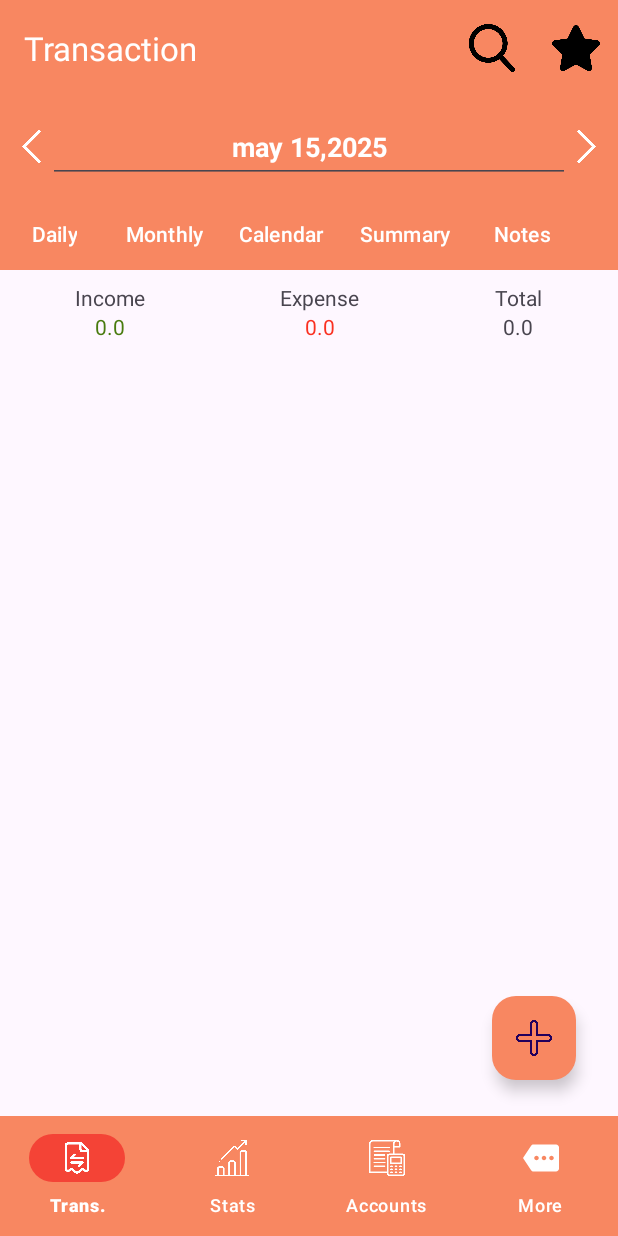
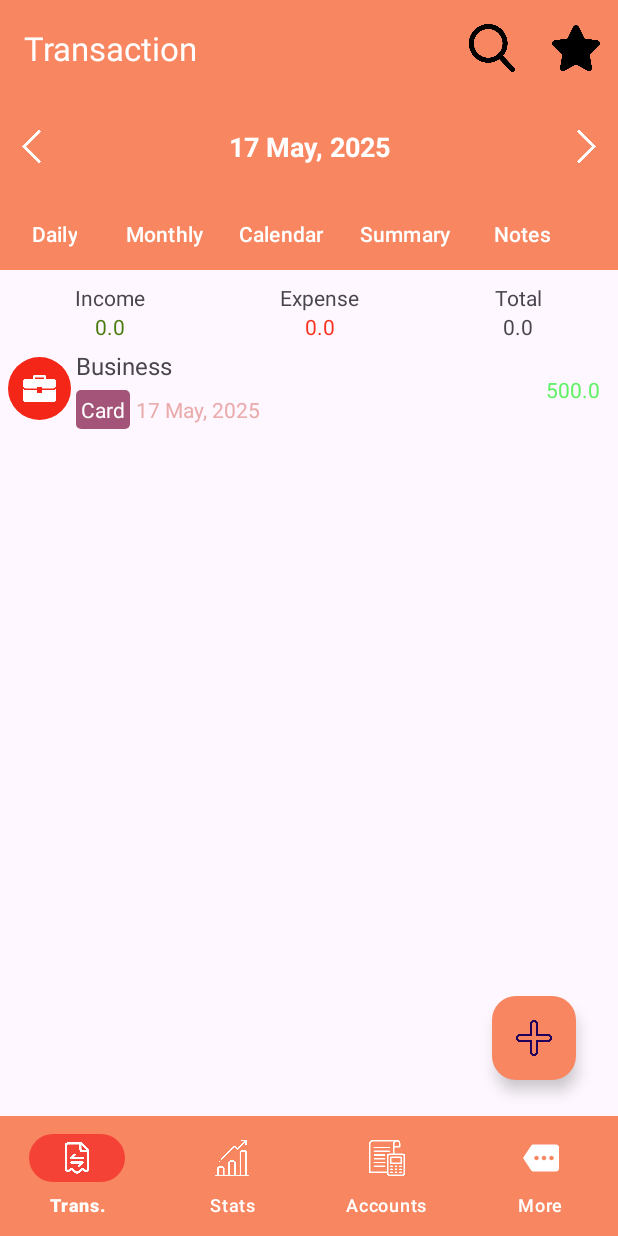
Before and after one commit to naikajsevak/ExpenseTracker, an Android app: the screen it shows after launch (MainActivity), on a phone screen of 412 x 824 dp. Run offline under Robolectric (Android 15) with nearby library versions, the phone set to English and light mode, and no system bars; Roboto replaces fonts that are not available here.

Commit message:
Initial commit

```diff
--- /dev/null
+++ b/app/src/main/java/com/example/expensetracker/adapters/TransactionsAdapter.java
@@ -0,0 +1,66 @@
+package com.example.expensetracker.adapters;
+
+import android.content.Context;
+import android.view.LayoutInflater;
+import android.view.View;
+import android.view.ViewGroup;
+
+import androidx.annotation.NonNull;
+import androidx.recyclerview.widget.RecyclerView;
+
+import com.example.expensetracker.R;
+import com.example.expensetracker.databinding.RowTransactionBinding;
+import com.example.expensetracker.models.Category;
+import com.example.expensetracker.models.Transaction;
+import com.example.expensetracker.utils.Constants;
+import com.example.expensetracker.utils.Helper;
+
+import java.util.ArrayList;
+
+public class TransactionsAdapter extends RecyclerView.Adapter<TransactionsAdapter.TransactionsViewHolder>{
+    private Context context;
+    private ArrayList<Transaction> transactionArrayList;
+    public TransactionsAdapter(Context context, ArrayList<Transaction> transactionArrayList)
+    {
+        this.context=context;
+        this.transactionArrayList=transactionArrayList;
+    }
+    @NonNull
+    @Override
+    public TransactionsViewHolder onCreateViewHolder(@NonNull ViewGroup parent, int viewType) {
+        return new TransactionsViewHolder(LayoutInflater.from(context).inflate(R.layout.row_transaction,parent,false));
+    }
+
+    @Override
+    public void onBindViewHolder(@NonNull TransactionsViewHolder holder, int position) {
+        Transaction transaction = transactionArrayList.get(position);
+        holder.binding.amt.setText(String.valueOf(transaction.getAmount()));
+        holder.binding.account.setText(transaction.getAccount());
+        holder.binding.transactionDate.setText(Helper.formateDate(transaction.getDate()));
+        holder.binding.transactionCategory.setText(transaction.getCategory());
+        Category transactionCategory = Constants.getCategoryDetails(transaction.getCategory());
+
+        holder.binding.transactionImage.setImageResource(transactionCategory.getCategoryIcon());
+        holder.binding.transactionImage.setBackgroundTintList(context.getColorStateList(transactionCategory.getCategoryColor()));
+        holder.binding.account.setBackgroundTintList(context.getColorStateList(Constants.getAccountColor(transaction.getAccount())));
+        if(transaction.getType().equals(Constants.INCOME)){
+            holder.binding.amt.setTextColor(context.getColor(R.color.green));
+        }
+        else if(transaction.getType().equals(Constants.EXPENSE)){
+            holder.binding.amt.setTextColor(context.getColor(R.color.red));
+        }
+    }
+
+    @Override
+    public int getItemCount() {
+        return transactionArrayList.size();
+    }
+
+    public class TransactionsViewHolder extends RecyclerView.ViewHolder {
+        RowTransactionBinding binding;
+        public TransactionsViewHolder(@NonNull View itemView) {
+            super(itemView);
+            binding = RowTransactionBinding.bind(itemView);
+        }
+    }
+}
--- /dev/null
+++ b/app/src/main/java/com/example/expensetracker/models/Transaction.java
@@ -0,0 +1,76 @@
+package com.example.expensetracker.models;
+
+import java.util.Date;
+
+public class Transaction {
+    private String type,category,account,note;
+    private Date date;
+    private double amount;
+    private long id;
+    public Transaction(){}
+    public Transaction(String type, String category, String account, String note, Date date, double amount, long id) {
+        this.type = type;
+        this.category = category;
+        this.account = account;
+        this.note = note;
+        this.date = date;
+        this.amount = amount;
+        this.id = id;
+    }
+
+    public String getType() {
+        return type;
+    }
+
+    public void setType(String type) {
+        this.type = type;
+    }
+
+    public String getCategory() {
+        return category;
+    }
+
+    public void setCategory(String category) {
+        this.category = category;
+    }
+
+    public String getAccount() {
+        return account;
+    }
+
+    public void setAccount(String account) {
+        this.account = account;
+    }
+
+    public String getNote() {
+        return note;
+    }
+
+    public void setNote(String note) {
+        this.note = note;
+    }
+
+    public Date getDate() {
+        return date;
+    }
+
+    public void setDate(Date date) {
+        this.date = date;
+    }
+
+    public double getAmount() {
+        return amount;
+    }
+
+    public void setAmount(double amount) {
+        this.amount = amount;
+    }
+
+    public long getId() {
+        return id;
+    }
+
+    public void setId(long id) {
+        this.id = id;
+    }
+}
--- /dev/null
+++ b/app/src/main/java/com/example/expensetracker/utils/Constants.java
@@ -0,0 +1,42 @@
+package com.example.expensetracker.utils;
+
+import com.example.expensetracker.R;
+import com.example.expensetracker.models.Category;
+
+import java.util.ArrayList;
+
+public class Constants {
+    public static final String INCOME="INCOME";
+    public static final String EXPENSE="EXPENSE";
+    public static ArrayList<Category> categories;
+
+    public static void setCategories(){
+        categories = new ArrayList<>();
+        categories.add(new Category("Salary", R.drawable.wages,R.color.category1));
+        categories.add(new Category("Business",R.drawable.briefcase,R.color.category2));
+        categories.add(new Category("Investment",R.drawable.bar_chart,R.color.category3));
+        categories.add(new Category("Loan",R.drawable.loan,R.color.category4));
+        categories.add(new Category("Rent",R.drawable.key,R.color.category5));
+        categories.add(new Category("Other",R.drawable.wallet,R.color.category6));
+    }
+    public static Category getCategoryDetails(String categoryName){
+        for (Category cat:categories) {
+            if (cat.getCategoryName().equals(categoryName)){
+                return cat;
+            }
+        }
+        return null;
+    }
+    public static int getAccountColor(String accountName){
+            switch (accountName){
+                case "Bank":
+                    return R.color.bank_color;
+                case "Cash":
+                    return R.color.cash_color;
+                case "Card":
+                    return R.color.card_color;
+                default:
+                    return R.color.default_color;
+        }
+    }
+}
--- /dev/null
+++ b/app/src/main/java/com/example/expensetracker/utils/Helper.java
@@ -0,0 +1,12 @@
+package com.example.expensetracker.utils;
+
+import java.text.SimpleDateFormat;
+import java.util.Date;
+
+public class Helper {
+    public static String formateDate(Date date){
+        SimpleDateFormat simpleDateFormat = new SimpleDateFormat("dd MMMM, YYYY");
+        return simpleDateFormat.format(date);
+    }
+
+}
--- a/app/src/main/java/com/example/expensetracker/views/activities/MainActivity.java
+++ b/app/src/main/java/com/example/expensetracker/views/activities/MainActivity.java
@@ -5,14 +5,25 @@ import android.view.Menu;
 
 
 import androidx.appcompat.app.AppCompatActivity;
+import androidx.recyclerview.widget.LinearLayoutManager;
 
 
 import com.example.expensetracker.R;
+import com.example.expensetracker.adapters.TransactionsAdapter;
 import com.example.expensetracker.databinding.ActivityMainBinding;
+import com.example.expensetracker.models.Transaction;
+import com.example.expensetracker.utils.Constants;
+import com.example.expensetracker.utils.Helper;
 import com.example.expensetracker.views.fragments.AddTransactionFragment;
+
+import java.text.SimpleDateFormat;
+import java.util.ArrayList;
+import java.util.Calendar;
+import java.util.Date;
 
 public class MainActivity extends AppCompatActivity {
     ActivityMainBinding binding;
+    Calendar calendar;
     @Override
     protected void onCreate(Bundle savedInstanceState) {
         super.onCreate(savedInstanceState);
@@ -20,13 +31,36 @@ public class MainActivity extends AppCompatActivity {
         setContentView(binding.getRoot());
         setSupportActionBar(binding.toolbar);
         getSupportActionBar().setTitle("Transaction");
+        Constants.setCategories();
+        calendar = Calendar.getInstance();
+        updateDate();
+        binding.next.setOnClickListener(view -> {
+            calendar.add(Calendar.DATE,1);
+            updateDate();
+        });
+        binding.back.setOnClickListener(view -> {
+            calendar.add(Calendar.DATE,-1);
+            updateDate();
+        });
         binding.floatingActionButton.setOnClickListener(view -> {
             AddTransactionFragment addTransactionFragment = new AddTransactionFragment();
             addTransactionFragment.show(getSupportFragmentManager(), addTransactionFragment.getTag());
         });
+        ArrayList<Transaction> transactionArrayList = new ArrayList<>();
+        transactionArrayList.add(new Transaction(Constants.INCOME,"Business","Card","Business related",new Date(),500,1));
+        TransactionsAdapter adapter = new TransactionsAdapter(this,transactionArrayList);
+        binding.transactionList.setLayoutManager(new LinearLayoutManager(this));
+        binding.transactionList.setAdapter(adapter);
+    }
+    void setUpDatabase()
+    {
+        Real
+    }
+    void updateDate()
+    {
+        binding.currentDate.setText(Helper.formateDate(calendar.getTime()));
 
     }
-
     @Override
     public boolean onCreateOptionsMenu(Menu menu) {
         getMenuInflater().inflate(R.menu.top_menu,menu);
--- a/app/src/main/res/layout/activity_main.xml
+++ b/app/src/main/res/layout/activity_main.xml
@@ -98,6 +98,7 @@
             android:layout_width="wrap_content"
             android:layout_height="wrap_content"
             android:layout_weight="1"
+            android:background="@android:color/transparent"
             android:ems="10"
             android:gravity="center"
             android:inputType="date"
--- a/app/src/main/res/values-night/themes.xml
+++ b/app/src/main/res/values-night/themes.xml
@@ -4,4 +4,8 @@
         <!-- Customize your dark theme here. -->
         <!-- <item name="colorPrimary">@color/my_dark_primary</item> -->
     </style>
+    <style name="Theme.ExpenseTracker.NoStatusBar">
+        <item name="android:windowFullscreen">true</item>
+        <item name="android:windowContentOverlay">@null</item>
+    </style>
 </resources>
--- a/app/src/main/res/values/colors.xml
+++ b/app/src/main/res/values/colors.xml
@@ -12,4 +12,9 @@
     <color name="category4">#2196F3</color>
     <color name="category5">#E91E63</color>
     <color name="category6">#877606</color>
+
+    <color name="bank_color">#A8004175</color>
+    <color name="cash_color">#A8007502</color>
+    <color name="card_color">#A8750033</color>
+    <color name="default_color">#A8004175</color>
 </resources>
--- a/app/src/main/res/values/themes.xml
+++ b/app/src/main/res/values/themes.xml
@@ -4,7 +4,10 @@
         <!-- Customize your light theme here. -->
         <!-- <item name="colorPrimary">@color/my_light_primary</item> -->
     </style>
-
+    <style name="Theme.ExpenseTracker.NoStatusBar">
+        <item name="android:windowFullscreen">true</item>
+        <item name="android:windowContentOverlay">@null</item>
+    </style>
     <style name="Theme.ExpenseTracker" parent="Base.Theme.ExpenseTracker" />
     <style name="App.CustomIndicator" parent="Widget.Material3.BottomNavigationView.ActiveIndicator">
         <item name="android:color">#F44336</item>
--- a/gradle/libs.versions.toml
+++ b/gradle/libs.versions.toml
@@ -1,5 +1,7 @@
 [versions]
 agp = "8.8.0"
+kotlin = "1.9.0"
+realm = "1.11.0"
 junit = "4.13.2"
 junitVersion = "1.2.1"
 espressoCore = "3.6.1"
@@ -19,3 +21,5 @@ constraintlayout = { group = "androidx.constraintlayout", name = "constraintlayo
 
 [plugins]
 android-application = { id = "com.android.application", version.ref = "agp" }
+kotlin-android = { id = "org.jetbrains.kotlin.android", version.ref = "kotlin" }
+realm-kotlin = { id = "io.realm.kotlin", version.ref = "realm" }
--- a/settings.gradle.kts
+++ b/settings.gradle.kts
@@ -10,6 +10,9 @@ pluginManagement {
         mavenCentral()
         gradlePluginPortal()
     }
+    plugins {
+        id("io.realm.kotlin") version "1.11.0"
+    }
 }
 dependencyResolutionManagement {
     repositories {
```
Also changed, not shown: app/build.gradle.kts (+11 -8 lines), app/src/main/java/com/example/expensetracker/views/fragments/AddTransactionFragment.java (+7 -12 lines), app/src/main/res/layout/row_accounts.xml (+0 -8 lines).
